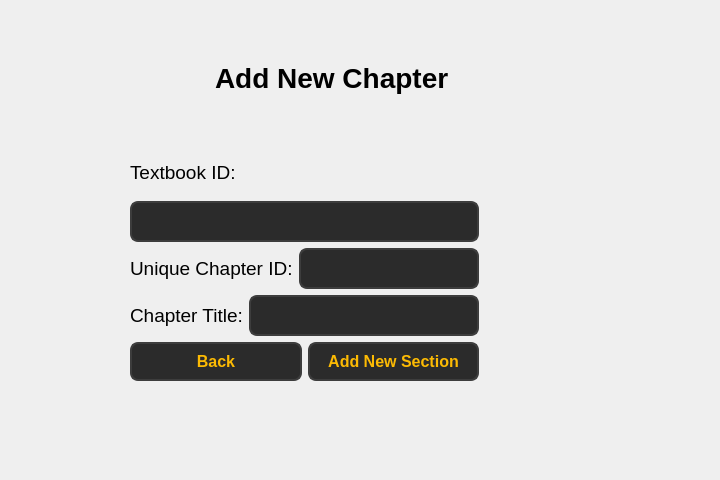
Above: ui/faculty/faculty_add_new_chapter_window.ui from Soham1117/elearningApp before the change. Below: the same form after it.
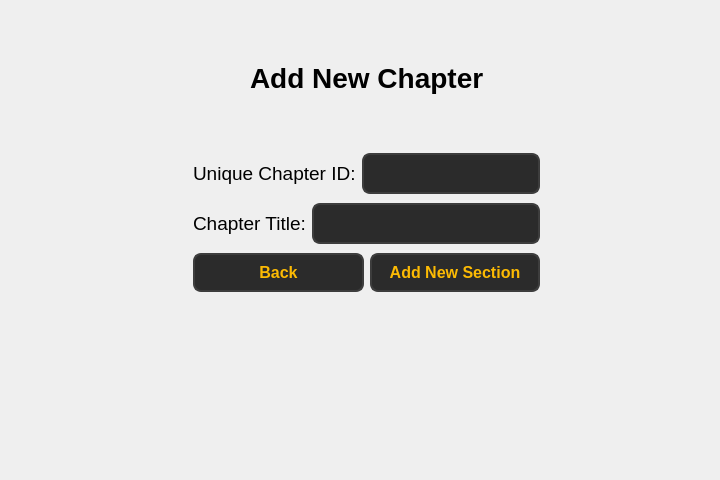
That is the form after the change.

Commit message: Changes made to UI of faculty pages.

The edit to the form file:
```diff
--- a/ui/faculty/faculty_add_new_chapter_window.ui
+++ b/ui/faculty/faculty_add_new_chapter_window.ui
@@ -16,7 +16,7 @@
   <widget class="QLabel" name="label">
    <property name="geometry">
     <rect>
-     <x>215</x>
+     <x>250</x>
      <y>57</y>
      <width>241</width>
      <height>41</height>
@@ -32,58 +32,18 @@
     <string>Add New Chapter</string>
    </property>
   </widget>
-  <widget class="QWidget" name="">
+  <widget class="QWidget" name="layoutWidget">
    <property name="geometry">
     <rect>
-     <x>130</x>
+     <x>193</x>
      <y>150</y>
-     <width>349</width>
-     <height>231</height>
+     <width>347</width>
+     <height>148</height>
     </rect>
    </property>
    <layout class="QVBoxLayout" name="verticalLayout">
     <item>
-     <widget class="QLabel" name="label_8">
-      <property name="font">
-       <font>
-        <pointsize>14</pointsize>
-       </font>
-      </property>
-      <property name="text">
-       <string>Textbook ID:</string>
-      </property>
-     </widget>
-    </item>
-    <item>
-     <widget class="QLineEdit" name="lineEdit_7">
-      <property name="styleSheet">
-       <string notr="true">QLineEdit {
-        background-color: #2b2b2b;  /* Dark background */
-        color: #fcba03;  /* Text color */
-        border: 2px solid #3d3d3d;  /* Border color */
-        border-radius: 8px;  /* Rounded corners */
-        padding: 8px;  /* Padding inside the input field */
-        font-size: 16px;  /* Font size */
-        font-weight: bold;  /* Bold font */
-    }
-
-    QLineEdit:hover {
-        background-color: #3d3d3d;  /* Background when hovered */
-        border: 2px solid #fcba03;  /* Border color when hovered */
-    }
-
-    QLineEdit:focus {
-        background-color: #1a1a1a;  /* Background when focused */
-        border: 2px solid #fcba03;  /* Border color when focused */
-        color: #ffffff;  /* Text color when focused */
-    }</string>
-      </property>
-     </widget>
-    </item>
-    <item>
-     <layout class="QVBoxLayout" name="verticalLayout_2">
-      <item>
-       <layout class="QHBoxLayout" name="horizontalLayout_4">
+     <layout class="QHBoxLayout" name="horizontalLayout_3">
         <item>
          <widget class="QLabel" name="label_6">
           <property name="font">
@@ -125,7 +85,7 @@
        </layout>
       </item>
       <item>
-       <layout class="QHBoxLayout" name="horizontalLayout_5">
+     <layout class="QHBoxLayout" name="horizontalLayout_2">
         <item>
          <widget class="QLabel" name="label_7">
           <property name="font">
@@ -167,7 +127,7 @@
        </layout>
       </item>
       <item>
-       <layout class="QHBoxLayout" name="horizontalLayout_6">
+     <layout class="QHBoxLayout" name="horizontalLayout">
         <item>
          <widget class="QPushButton" name="pushButton_back_2">
           <property name="styleSheet">
@@ -227,8 +187,6 @@
            <string>Add New Section</string>
           </property>
          </widget>
-        </item>
-       </layout>
       </item>
      </layout>
     </item>
```
Lines whose indentation alone changed are shown as unchanged. The commit also changes 98 other files.
